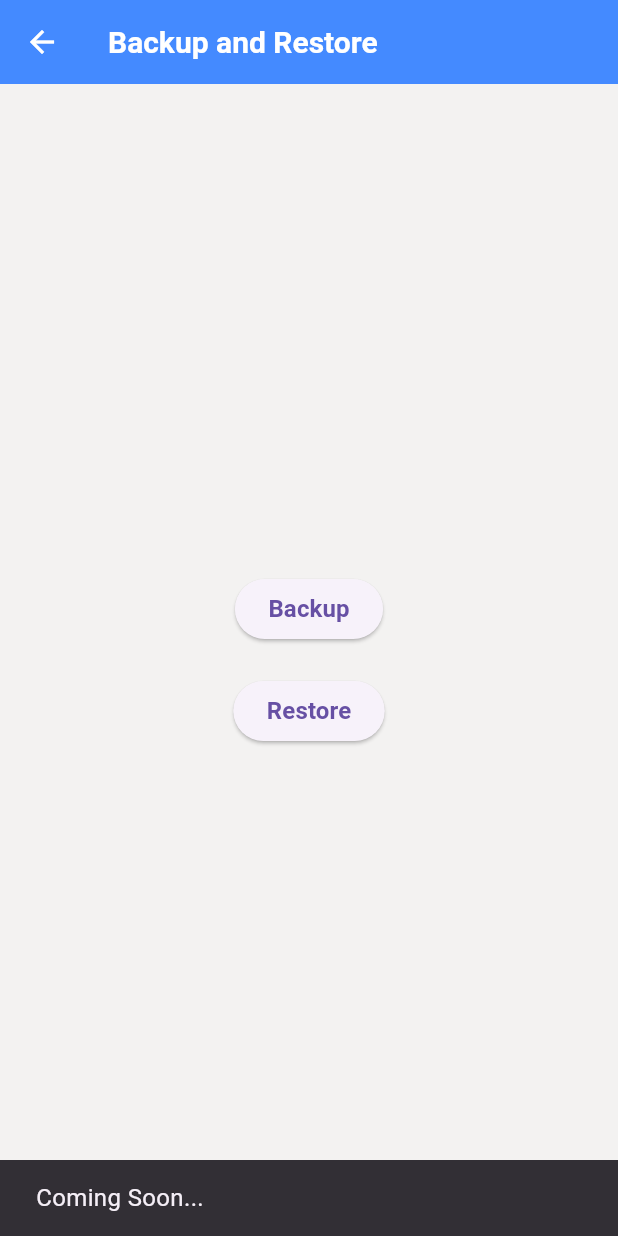
After one commit to sasiksk/finances, a Flutter app: the BackupRestorePage screen opened directly, after a tap on "Restore", on a phone screen of 412 x 824 dp. The commit adds this screen. Run offline on Flutter 3.47's test engine with Material 3 defaults, Android fonts, the phone set to English and light mode, and no system bars; our stand-ins replace file_picker, flutter_riverpod, flutter_secure_storage, google_fonts, google_sign_in, googleapis_auth and 5 more; missing offline and left inert: googleapis; accounts and stored records are empty; Roboto replaces fonts that are missing (Tinos).

Commit message:
Initial commit

```diff
--- /dev/null
+++ b/lib/BackupRestorePage.dart
@@ -0,0 +1,57 @@
+import 'package:flutter/material.dart';
+import 'package:skfinance/Data/Databasehelper.dart';
+import 'BackupRestore.dart';
+
+class BackupRestorePage extends StatefulWidget {
+  @override
+  _BackupRestorePageState createState() => _BackupRestorePageState();
+}
+
+class _BackupRestorePageState extends State<BackupRestorePage> {
+  final General _general = General();
+
+  @override
+  Widget build(BuildContext context) {
+    return Scaffold(
+      appBar: AppBar(
+        title: Text('Backup and Restore'),
+      ),
+      body: Center(
+        child: Column(
+          mainAxisAlignment: MainAxisAlignment.center,
+          children: <Widget>[
+            ElevatedButton(
+              onPressed: () async {
+                //final dbPath = await DatabaseHelper.getDatabasePath();
+
+                /* await _general.backupDatabaseToGoogleDrive(dbPath, context);*/
+
+                ScaffoldMessenger.of(context).showSnackBar(
+                  SnackBar(
+                    content: Text('Coming Soon...'),
+                  ),
+                );
+              },
+              child: Text('Backup'),
+            ),
+            SizedBox(height: 20),
+            ElevatedButton(
+              onPressed: () async {
+                // Replace 'your_save_path' with the actual path where you want to save the restored file
+                /*String savePath = await DatabaseHelper.getDatabasePath();
+                await _general.restoreDatabaseFromGoogleDrive(
+                    savePath, context);*/
+                ScaffoldMessenger.of(context).showSnackBar(
+                  SnackBar(
+                    content: Text('Coming Soon...'),
+                  ),
+                );
+              },
+              child: Text('Restore'),
+            ),
+          ],
+        ),
+      ),
+    );
+  }
+}
--- a/lib/home_screen.dart
+++ b/lib/home_screen.dart
@@ -5,6 +5,7 @@ import 'package:flutter_riverpod/flutter_riverpod.dart';
 import 'package:google_fonts/google_fonts.dart';
 import 'package:googleapis/authorizedbuyersmarketplace/v1.dart';
 import 'package:shared_preferences/shared_preferences.dart';
+import 'package:skfinance/BackupRestorePage.dart';
 import 'package:skfinance/Backuppage.dart';
 import 'package:skfinance/Data/Databasehelper.dart';
 import 'package:skfinance/LineScreen.dart';
@@ -205,7 +206,7 @@ class _HomeScreenState extends ConsumerState<HomeScreen> {
               onPressed: () async {
                 Navigator.push(
                   context,
-                  MaterialPageRoute(builder: (context) => DownloadDBScreen()),
+                  MaterialPageRoute(builder: (context) => BackupRestorePage()),
                 );
               }),
           IconButton(
--- a/pubspec.yaml
+++ b/pubspec.yaml
@@ -51,6 +51,8 @@ dependencies:
   google_sign_in: ^6.2.2
   http: ^1.2.2
   share_plus: ^4.5.3
+  cross_file: ^0.3.4+2
+  flutter_secure_storage: ^8.1.0
 
 
 dev_dependencies:
```
Also changed, not shown: lib/BackupRestore.dart (added, +151 -0 lines), lib/Backuppage.dart (+6 -5 lines), lib/Restore.dart (added, +100 -0 lines), lib/Utilities/drawer.dart (+26 -0 lines), pubspec.lock, 17 other files.
